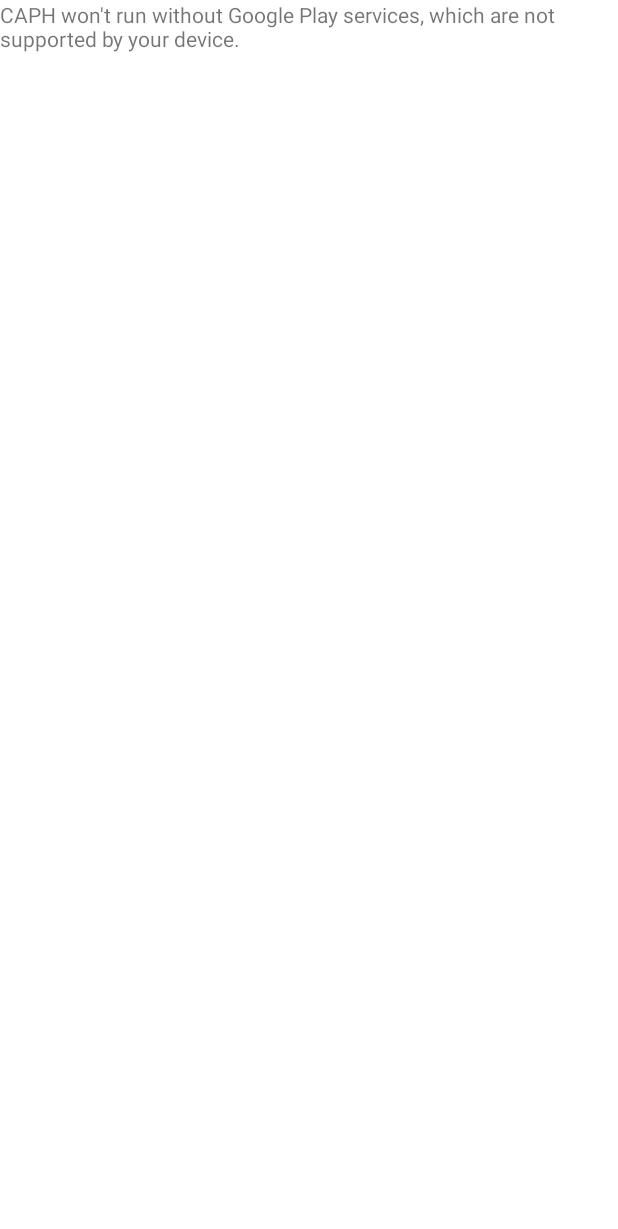
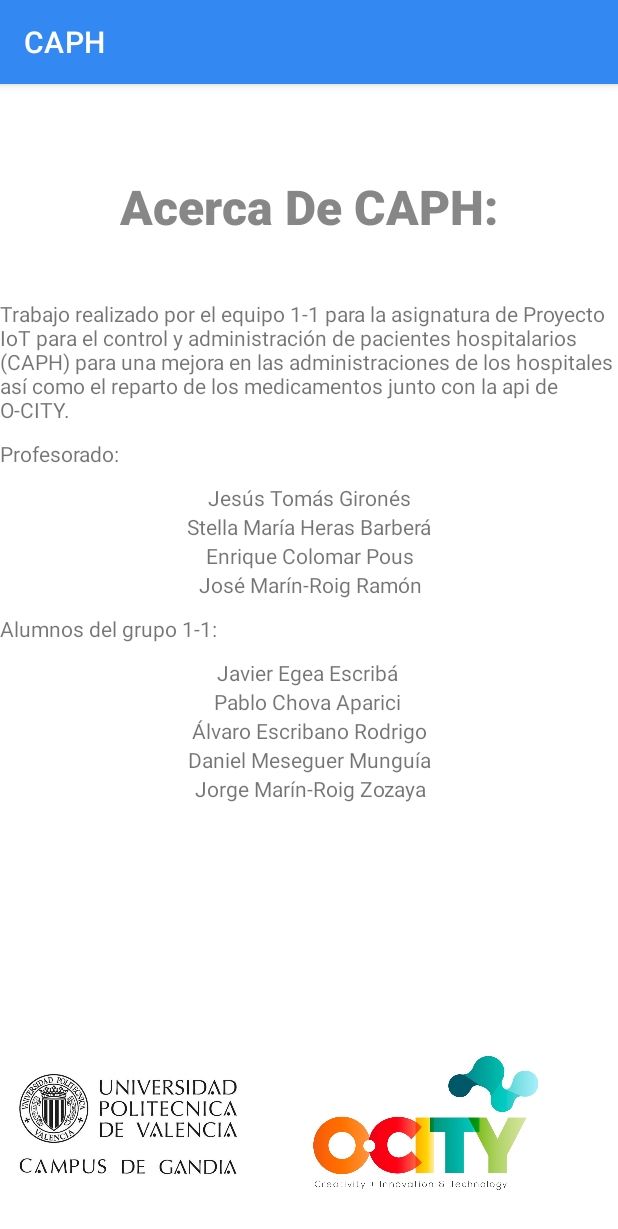
Before and after one commit to Jorgius99/PROYECTO-IOT_1, an Android app: the MainActivity screen opened directly, with no data from a screen before it, in the options menu, after a tap on "Acerca de...", on a phone screen of 412 x 824 dp. Shown: the top 1229 px of the screen. Run offline under Robolectric (Android 15) with nearby library versions, the phone set to English and light mode, and no system bars; our stand-ins replace Firebase (no records; nobody signed in at launch, a user with empty details on screens opened directly), Timber; libraries missing offline, so code that uses them is left out: com.blautic.pikkuAcademyLib; 4 statements that could not run were skipped.

Commit message:
acercadebien y breves cambios

```diff
--- a/app/src/main/AndroidManifest.xml
+++ b/app/src/main/AndroidManifest.xml
@@ -67,6 +67,12 @@
 
         </activity>
         <activity
+            android:name=".AcercaDeActivityREAL"
+
+            android:exported="true">
+
+        </activity>
+        <activity
             android:name=".DoctorSecondActivity"
 
             android:exported="true">
--- a/app/src/main/java/com/example/loginultimodia/AcercaDeActivity.java
+++ b/app/src/main/java/com/example/loginultimodia/AcercaDeActivity.java
@@ -55,6 +55,9 @@ public class AcercaDeActivity extends FragmentActivity implements
         SupportMapFragment mapFragment = (SupportMapFragment)
                 getSupportFragmentManager().findFragmentById(R.id.mapa);
         mapFragment.getMapAsync(this);
+        solicitarPermiso(Manifest.permission.ACCESS_FINE_LOCATION, "Sin este permiso no podra disfrutar de todas las funcionalidades."
+                        ,
+                SOLICITUD_PERMISO_WRITE_CALL_LOG, this);
 
     }
 
@@ -101,7 +104,7 @@ public class AcercaDeActivity extends FragmentActivity implements
                 mapa.addMarker(new MarkerOptions()
                         .position(location)
                         .title(name)
-                        .snippet("https://ocityplatform.webs.upv.es/ocityws/public/index.php/auxCity/"+id)
+                        .snippet("Pulse para más información.")
                 );
 
             }
--- /dev/null
+++ b/app/src/main/java/com/example/loginultimodia/AcercaDeActivityREAL.java
@@ -0,0 +1,13 @@
+package com.example.loginultimodia;
+
+import android.os.Bundle;
+
+import androidx.appcompat.app.AppCompatActivity;
+
+public class AcercaDeActivityREAL extends AppCompatActivity {
+    @Override
+    protected void onCreate(Bundle savedInstanceState) {
+        super.onCreate(savedInstanceState);
+        setContentView(R.layout.acercade_real);
+    }
+}
--- a/app/src/main/java/com/example/loginultimodia/LoginActivity.java
+++ b/app/src/main/java/com/example/loginultimodia/LoginActivity.java
@@ -140,6 +140,10 @@ public class LoginActivity extends AppCompatActivity {
             lanzarAcercaDe(null);
             return true;
         }
+        if (id == R.id.acercadebien){
+            lanzarAcercaDeBien(null);
+            return true;
+        }
         if (id == R.id.btnLogout){
             AuthUI.getInstance().signOut(this);
             return true;
@@ -153,6 +157,10 @@ public class LoginActivity extends AppCompatActivity {
         Intent i = new Intent(this, AcercaDeActivity.class);
         startActivity(i);
     }
+    public void lanzarAcercaDeBien(View view){
+        Intent i = new Intent(this, AcercaDeActivityREAL.class);
+        startActivity(i);
+    }
 
     public void lanzarLogOut(View view) {
         Intent i = new Intent(this, LogOutActivity.class);
--- a/app/src/main/java/com/example/loginultimodia/MainActivity.java
+++ b/app/src/main/java/com/example/loginultimodia/MainActivity.java
@@ -184,6 +184,10 @@ public class MainActivity extends AppCompatActivity implements pikkuFuncion.Move
             lanzarConectarPikku(null);
             return true;
         }
+        if (id == R.id.acercadebien){
+            lanzarAcercaDeBien(null);
+            return true;
+        }
 
         return super.onOptionsItemSelected(item);
     }
@@ -199,7 +203,10 @@ public class MainActivity extends AppCompatActivity implements pikkuFuncion.Move
         Intent i = new Intent(this, LogOutActivity.class);
         startActivity(i);
     }
-
+    public void lanzarAcercaDeBien(View view){
+        Intent i = new Intent(this, AcercaDeActivityREAL.class);
+        startActivity(i);
+    }
 
     @RequiresApi(api = Build.VERSION_CODES.O)
     @Override
--- /dev/null
+++ b/app/src/main/res/layout/acercade_real.xml
@@ -0,0 +1,158 @@
+<?xml version="1.0" encoding="utf-8"?>
+<androidx.constraintlayout.widget.ConstraintLayout xmlns:android="http://schemas.android.com/apk/res/android"
+    xmlns:app="http://schemas.android.com/apk/res-auto"
+    xmlns:tools="http://schemas.android.com/tools"
+    android:layout_width="match_parent"
+    android:layout_height="match_parent">
+
+    <TextView
+        android:id="@+id/textView13"
+        android:layout_width="wrap_content"
+        android:layout_height="wrap_content"
+        android:text="Pablo Chova Aparici"
+        app:layout_constraintEnd_toEndOf="parent"
+        app:layout_constraintHorizontal_bias="0.497"
+        app:layout_constraintStart_toStartOf="parent"
+        app:layout_constraintTop_toBottomOf="@+id/textView16" />
+
+    <TextView
+        android:id="@+id/textView16"
+        android:layout_width="wrap_content"
+        android:layout_height="wrap_content"
+        android:layout_marginTop="10dp"
+        android:text="Javier Egea Escribá"
+        app:layout_constraintEnd_toEndOf="parent"
+        app:layout_constraintHorizontal_bias="0.496"
+        app:layout_constraintStart_toStartOf="parent"
+        app:layout_constraintTop_toBottomOf="@+id/textView12" />
+
+    <TextView
+        android:id="@+id/textView17"
+        android:layout_width="wrap_content"
+        android:layout_height="wrap_content"
+        android:text="Álvaro Escribano Rodrigo"
+        app:layout_constraintEnd_toEndOf="parent"
+        app:layout_constraintStart_toStartOf="parent"
+        app:layout_constraintTop_toBottomOf="@+id/textView13" />
+
+    <TextView
+        android:id="@+id/textView14"
+        android:layout_width="wrap_content"
+        android:layout_height="wrap_content"
+        android:text="Daniel Meseguer Munguía"
+        app:layout_constraintEnd_toEndOf="parent"
+        app:layout_constraintStart_toStartOf="parent"
+        app:layout_constraintTop_toBottomOf="@+id/textView17" />
+
+    <TextView
+        android:id="@+id/textView18"
+        android:layout_width="wrap_content"
+        android:layout_height="wrap_content"
+        android:text="Jorge Marín-Roig Zozaya"
+        app:layout_constraintEnd_toEndOf="parent"
+        app:layout_constraintHorizontal_bias="0.504"
+        app:layout_constraintStart_toStartOf="parent"
+        app:layout_constraintTop_toBottomOf="@+id/textView14" />
+
+    <TextView
+        android:id="@+id/TITULOACERCADE"
+        android:layout_width="wrap_content"
+        android:layout_height="wrap_content"
+        android:layout_marginTop="60dp"
+        android:fontFamily="sans-serif-black"
+        android:text="Acerca De CAPH:"
+        android:textColor="@color/gris"
+        android:textSize="32dp"
+        app:layout_constraintEnd_toEndOf="parent"
+        app:layout_constraintStart_toStartOf="parent"
+        app:layout_constraintTop_toTopOf="parent" />
+
+    <ImageView
+        android:id="@+id/imageView4"
+        android:layout_width="145dp"
+        android:layout_height="107dp"
+        android:layout_marginBottom="20dp"
+        app:layout_constraintBottom_toBottomOf="parent"
+        app:layout_constraintEnd_toStartOf="@+id/imageView5"
+        app:layout_constraintHorizontal_bias="0.5"
+        app:layout_constraintStart_toStartOf="parent"
+        app:srcCompat="@drawable/logoupv" />
+
+    <ImageView
+        android:id="@+id/imageView5"
+        android:layout_width="228dp"
+        android:layout_height="112dp"
+        android:layout_marginBottom="20dp"
+        app:layout_constraintBottom_toBottomOf="parent"
+        app:layout_constraintEnd_toEndOf="parent"
+        app:layout_constraintHorizontal_bias="0.5"
+        app:layout_constraintStart_toEndOf="@+id/imageView4"
+        app:srcCompat="@drawable/o_city_logo" />
+
+    <TextView
+        android:id="@+id/textView4"
+        android:layout_width="wrap_content"
+        android:layout_height="wrap_content"
+        android:layout_marginTop="40dp"
+        android:text="Trabajo realizado por el equipo 1-1 para la asignatura de Proyecto IoT para el control y administración de pacientes hospitalarios (CAPH) para una mejora en las administraciones de los hospitales así como el reparto de los medicamentos junto con la api de O-CITY. "
+        app:layout_constraintEnd_toEndOf="parent"
+        app:layout_constraintStart_toStartOf="parent"
+        app:layout_constraintTop_toBottomOf="@+id/TITULOACERCADE" />
+
+    <TextView
+        android:id="@+id/textView5"
+        android:layout_width="wrap_content"
+        android:layout_height="wrap_content"
+        android:layout_marginTop="10dp"
+        android:text="Profesorado:"
+        app:layout_constraintStart_toStartOf="parent"
+        app:layout_constraintTop_toBottomOf="@+id/textView4" />
+
+    <TextView
+        android:id="@+id/textView12"
+        android:layout_width="wrap_content"
+        android:layout_height="wrap_content"
+        android:layout_marginTop="10dp"
+        android:text="Alumnos del grupo 1-1:"
+        app:layout_constraintStart_toStartOf="parent"
+        app:layout_constraintTop_toBottomOf="@+id/textView11" />
+
+    <TextView
+        android:id="@+id/textView6"
+        android:layout_width="wrap_content"
+        android:layout_height="wrap_content"
+        android:layout_marginTop="10dp"
+        android:text="Jesús Tomás Gironés"
+        app:layout_constraintEnd_toEndOf="parent"
+        app:layout_constraintStart_toStartOf="parent"
+        app:layout_constraintTop_toBottomOf="@+id/textView5" />
+
+    <TextView
+        android:id="@+id/textView9"
+        android:layout_width="wrap_content"
+        android:layout_height="wrap_content"
+        android:text="Stella María Heras Barberá"
+        app:layout_constraintEnd_toEndOf="parent"
+        app:layout_constraintStart_toStartOf="parent"
+        app:layout_constraintTop_toBottomOf="@+id/textView6" />
+
+    <TextView
+        android:id="@+id/textView10"
+        android:layout_width="wrap_content"
+        android:layout_height="wrap_content"
+        android:text="Enrique Colomar Pous"
+        app:layout_constraintEnd_toEndOf="parent"
+        app:layout_constraintHorizontal_bias="0.502"
+        app:layout_constraintStart_toStartOf="parent"
+        app:layout_constraintTop_toBottomOf="@+id/textView9" />
+
+    <TextView
+        android:id="@+id/textView11"
+        android:layout_width="wrap_content"
+        android:layout_height="wrap_content"
+        android:text="José Marín-Roig Ramón"
+        app:layout_constraintEnd_toEndOf="parent"
+        app:layout_constraintHorizontal_bias="0.503"
+        app:layout_constraintStart_toStartOf="parent"
+        app:layout_constraintTop_toBottomOf="@+id/textView10" />
+</androidx.constraintlayout.widget.ConstraintLayout>
--- a/app/src/main/res/menu/menu_main.xml
+++ b/app/src/main/res/menu/menu_main.xml
@@ -1,9 +1,12 @@
 <menu xmlns:android="http://schemas.android.com/apk/res/android"
     xmlns:app="http://schemas.android.com/apk/res-auto">
     <item
+        android:id="@+id/acercadebien"
+        android:title="Acerca de..." />
+    <item
         android:id="@+id/acercaDe"
         android:icon="@android:drawable/ic_menu_info_details"
-        android:title="Acerca de..." />
+        android:title="O-CITY" />
     <item
         android:id="@+id/buttonMConnect"
         android:title="Conectar Pikku" />
```
Also changed, not shown: app/src/main/res/drawable/logoupv.jpg (added), app/src/main/res/drawable/o_city_logo.png (added), 271 other files.
